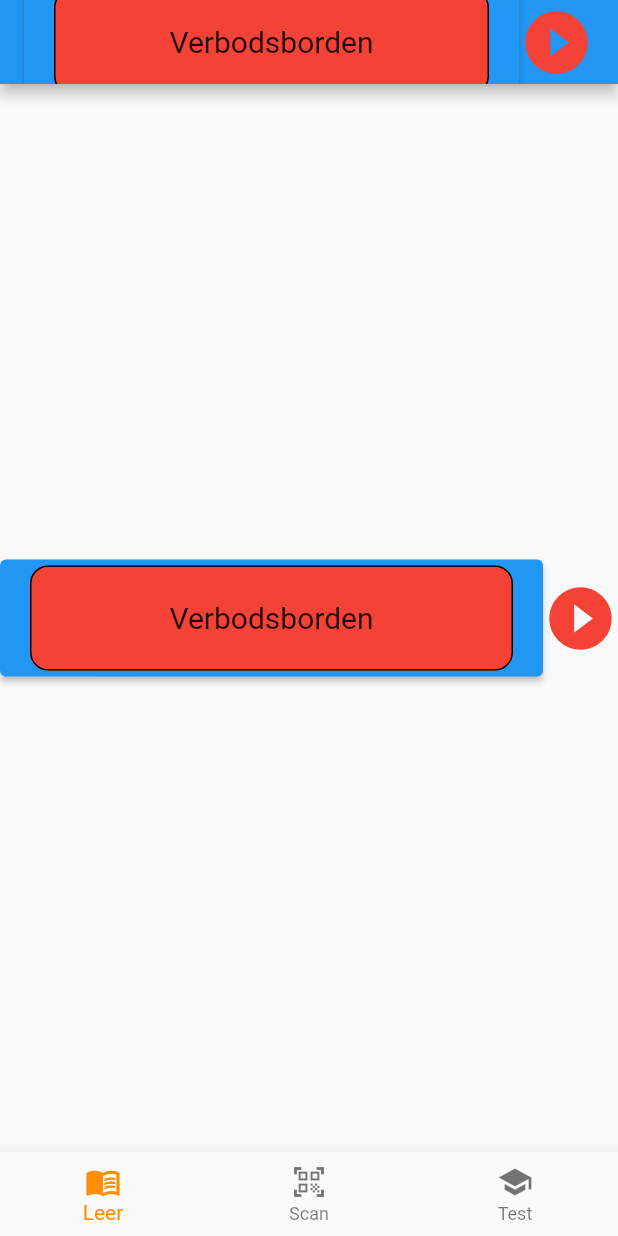
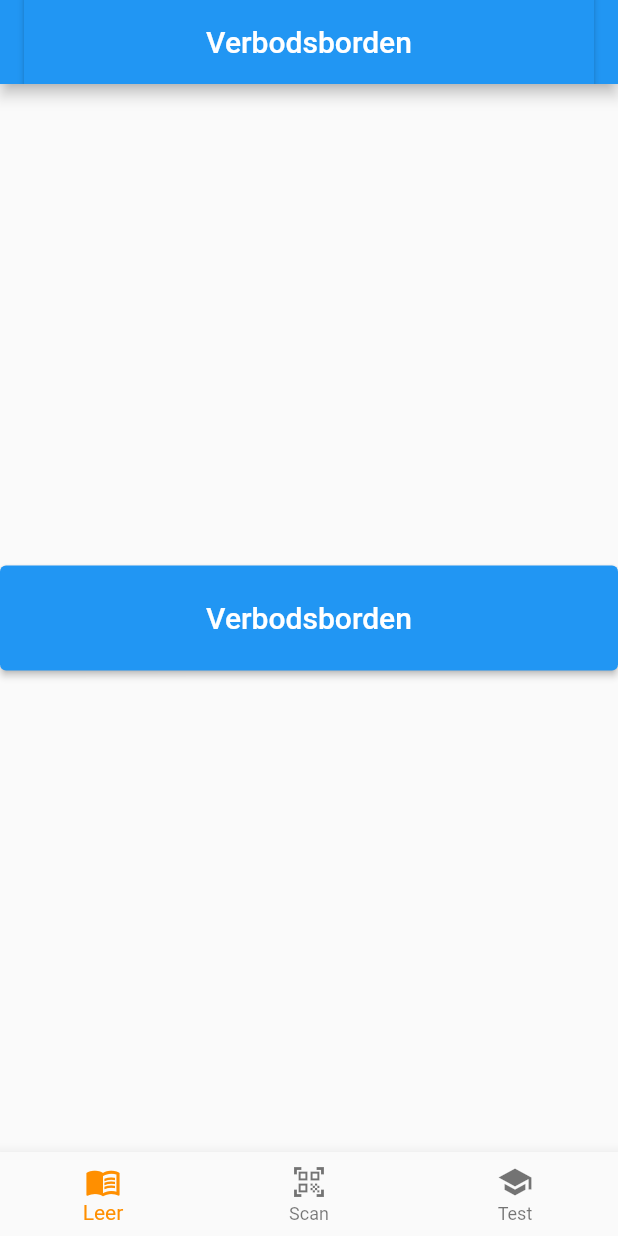
Before and after one commit to TomVermeeren/MobileAugmentedRealityAppFlutter, a Flutter app: the screen it shows after launch, on a phone screen of 412 x 824 dp. Run offline on Flutter 3.47's test engine with Material 2 defaults, Android fonts, the phone set to English and light mode, and no system bars.

Commit message:
elevated button zonder card

```diff
--- a/lib/pages/leermenu.dart
+++ b/lib/pages/leermenu.dart
@@ -19,29 +19,14 @@ class _State extends State<MyCard> {
             _KlikOpMenuKnop() {}
             ;
           },
-          child: Card(
-            elevation: 0,
-            color: Colors.red,
-            shape: RoundedRectangleBorder(
-              side: BorderSide(
-                color: Colors.black,
-              ),
-              borderRadius: const BorderRadius.all(Radius.circular(12)),
-            ),
-            child: const SizedBox(
-              height: 70,
-              child: Center(
-                child: Text('Verbodsborden', style: TextStyle(fontSize: 20.0)),
-              ),
+          child: const SizedBox(
+            height: 70,
+            child: Center(
+              child: Text('Verbodsborden', style: TextStyle(fontSize: 20.0)),
             ),
           ),
         ),
       ),
-      Icon(
-        Icons.play_circle_fill,
-        color: Colors.red,
-        size: 50.0,
-      )
     ]);
   }
 }
```
